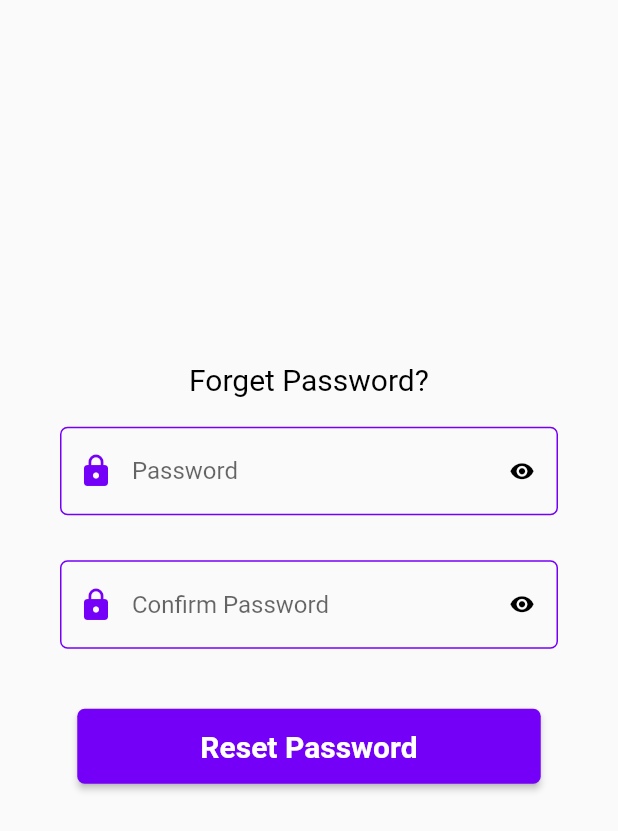
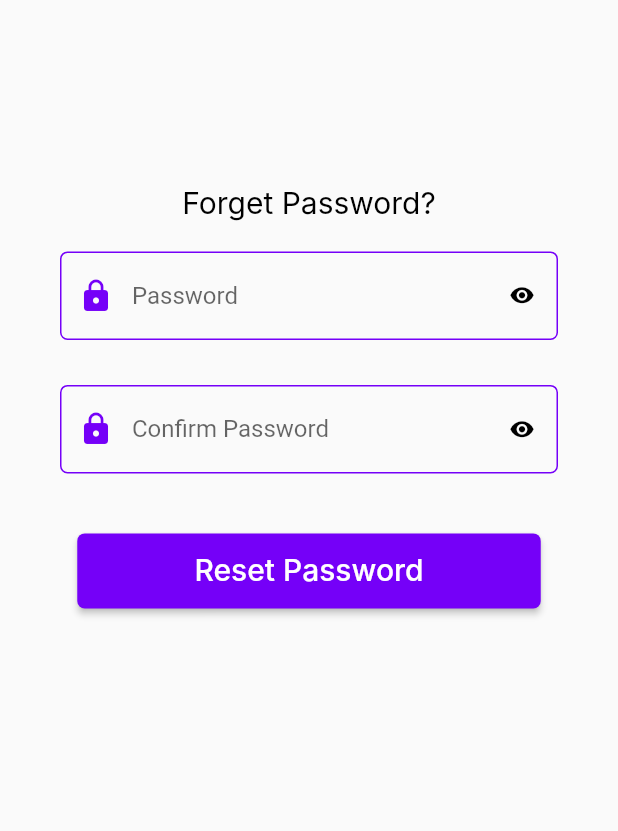
Before and after one commit to khuramShabbir/sawari_app, a Flutter app: the ForgetPass screen opened directly, after a tap on "Submit", on a phone screen of 412 x 824 dp. Shown: the top 831 px of the screen. Run offline on Flutter 3.47's test engine with Material 2 defaults, Android fonts, the phone set to English and light mode, and no system bars; our stand-ins replace firebase_auth, firebase_core, get, otp_text_field; missing offline and left inert: fl_country_code_picker, simple_gesture_detector; accounts and stored records are empty; network calls fail; Roboto replaces fonts that are missing (Inter).

Commit message:
code optimization

```diff
--- a/lib/Controllers/app_controller.dart
+++ b/lib/Controllers/app_controller.dart
@@ -37,7 +37,11 @@ class AppTextStyle {
     color: AppTextColors.secondaryColor,
     fontFamily: 'Inter',
   );
-
+  static TextStyle blacktext20 = TextStyle(
+    fontSize: 20,
+    color: AppTextColors.secondaryColor,
+    fontFamily: 'Inter',
+  );
   static TextStyle headerStylePrimaryText24 = TextStyle(
     fontSize: 24,
     color: AppTextColors.primaryColor,
@@ -51,8 +55,10 @@ class AppTextStyle {
 }
 
 class AppText {
-  static String inboxText = "No messages right now. Book or offer a ride to\ncontact someone.";
-  static String yourTipsLargeText = "Your future travel plans\nwill appear here.";
+  static String inboxText =
+      "No messages right now. Book or offer a ride to\ncontact someone.";
+  static String yourTipsLargeText =
+      "Your future travel plans\nwill appear here.";
   static String yourTipsgreyText =
       "Find the perfect ride from thousands of\ndestinations, or publish to share your travel costs.";
 }
--- a/lib/moiz_bhai_Screens/booking_form_screen.dart
+++ b/lib/Screens/booking_form_screen.dart
@@ -1,8 +1,7 @@
 import 'package:flutter/material.dart';
 import 'package:get/get.dart';
 import 'package:sawari_app/Controllers/app_controller.dart';
-
-import 'search_location.dart';
+import 'package:sawari_app/Screens/search_location.dart';
 
 class BookingForm extends StatelessWidget {
   const BookingForm({Key? key}) : super(key: key);
--- a/lib/moiz_bhai_Screens/confirm_password.dart
+++ b/lib/Screens/confirm_password.dart
@@ -2,11 +2,19 @@ import 'package:flutter/material.dart';
 import 'package:get/get.dart';
 
 import '../Controllers/app_controller.dart';
-import '../Screens/mainScreen.dart';
+import 'mainScreen.dart';
 
-class ConfirmPass extends StatelessWidget {
+class ConfirmPass extends StatefulWidget {
   const ConfirmPass({Key? key}) : super(key: key);
 
+  @override
+  State<ConfirmPass> createState() => _ConfirmPassState();
+}
+
+bool showpassword = true;
+bool showConfirmpassword = true;
+
+class _ConfirmPassState extends State<ConfirmPass> {
   @override
   Widget build(BuildContext context) {
     return SafeArea(
@@ -14,15 +22,14 @@ class ConfirmPass extends StatelessWidget {
         resizeToAvoidBottomInset: false,
         body: Center(
           child: Column(
-            mainAxisAlignment: MainAxisAlignment.center,
+            mainAxisAlignment: MainAxisAlignment.start,
             children: [
-              const Text(
+              SizedBox(
+                height: Get.height * 0.15,
+              ),
+              Text(
                 'Forget Password?',
-                style: TextStyle(
-                  fontSize: 20,
-                  color: Colors.black,
-                  fontWeight: FontWeight.w400,
-                ),
+                style: AppTextStyle.blacktext20,
               ),
               const SizedBox(
                 height: 10,
@@ -31,6 +38,7 @@ class ConfirmPass extends StatelessWidget {
                 padding:
                     const EdgeInsets.symmetric(horizontal: 40, vertical: 10),
                 child: TextFormField(
+                  obscureText: showpassword,
                   decoration: InputDecoration(
                     enabledBorder: OutlineInputBorder(
                       borderRadius: BorderRadius.circular(5.0),
@@ -44,10 +52,16 @@ class ConfirmPass extends StatelessWidget {
                       color: AppTextColors.primaryColor,
                     ),
                     suffixIcon: IconButton(
-                      icon: const Icon(
+                      icon: InkWell(
+                        onTap: () {
+                          showpassword = !showpassword;
+                          setState(() {});
+                        },
+                        child: const Icon(
                           Icons.visibility,
                           color: Colors.black,
                           size: 17,
+                        ),
                       ),
                       onPressed: () {
                         // Handle visibility toggle
@@ -71,6 +85,7 @@ class ConfirmPass extends StatelessWidget {
                 padding:
                     const EdgeInsets.symmetric(horizontal: 40, vertical: 20),
                 child: TextFormField(
+                  obscureText: showConfirmpassword,
                   decoration: InputDecoration(
                     enabledBorder: OutlineInputBorder(
                       borderRadius: BorderRadius.circular(5.0),
@@ -84,10 +99,16 @@ class ConfirmPass extends StatelessWidget {
                       color: AppTextColors.primaryColor,
                     ),
                     suffixIcon: IconButton(
-                      icon: const Icon(
+                      icon: InkWell(
+                        onTap: () {
+                          showConfirmpassword = !showConfirmpassword;
+                          setState(() {});
+                        },
+                        child: const Icon(
                           Icons.visibility,
                           color: Colors.black,
                           size: 17,
+                        ),
                       ),
                       onPressed: () {
                         // Handle visibility toggle
@@ -126,17 +147,11 @@ class ConfirmPass extends StatelessWidget {
                   ),
                   minimumSize: Size(Get.width * 0.75, 50),
                 ),
-                child: const Text(
+                child: Text(
                   'Reset Password',
-                  style: TextStyle(
-                    fontSize: 20,
-                    fontWeight: FontWeight.w600,
-                    color: Colors.white,
+                  style: AppTextStyle.blacktext20.copyWith(
+                      fontWeight: FontWeight.w500, color: Colors.white),
                 ),
-                ),
-              ),
-              const SizedBox(
-                height: 60,
               ),
             ],
           ),
--- a/lib/Screens/drop_of_location.dart
+++ b/lib/Screens/drop_of_location.dart
@@ -16,7 +16,7 @@ class DropOfLocationScreen extends StatelessWidget {
         backgroundColor: Colors.white,
         resizeToAvoidBottomInset: false,
         body: Padding(
-          padding: const EdgeInsets.all(35.0),
+          padding: const EdgeInsets.symmetric(horizontal: 30.0, vertical: 20),
           child: Column(
             crossAxisAlignment: CrossAxisAlignment.start,
             children: [
@@ -60,9 +60,9 @@ class DropOfLocationScreen extends StatelessWidget {
                       Icons.gps_fixed,
                     ),
                   ),
-                  const Text(
+                  Text(
                     'Use current location',
-                    style: TextStyle(fontWeight: FontWeight.w400, fontSize: 12),
+                    style: AppTextStyle.blacktext12,
                   ),
                   const Padding(
                     padding: EdgeInsets.only(
--- a/lib/Screens/final_request_submitted.dart
+++ b/lib/Screens/final_request_submitted.dart
@@ -47,7 +47,7 @@ class FinalRequestSubmitScreen extends StatelessWidget {
                   alignment: Alignment.bottomRight,
                   child: InkWell(
                       onTap: () {
-                        Get.to(MainScreen());
+                        Get.offAll(MainScreen());
                       },
                       child: const ForwardArrow()),
                 )
--- a/lib/moiz_bhai_Screens/forget_pssword_screen.dart
+++ b/lib/Screens/forget_pssword_screen.dart
@@ -13,12 +13,11 @@ class ForgetPass extends StatelessWidget {
         child: Scaffold(
       resizeToAvoidBottomInset: false,
       body: Center(
-        child: Column(mainAxisAlignment: MainAxisAlignment.center, children: [
-          const Text('Forget Password?',
-              style: TextStyle(
-                fontWeight: FontWeight.w400,
-                fontSize: 20,
-              )),
+        child: Column(mainAxisAlignment: MainAxisAlignment.start, children: [
+          SizedBox(
+            height: Get.height * 0.15,
+          ),
+          Text('Forget Password?', style: AppTextStyle.blacktext20),
           const SizedBox(
             height: 30,
           ),
@@ -38,12 +37,9 @@ class ForgetPass extends StatelessWidget {
                     ),
                     borderRadius: BorderRadius.circular(4.0),
                   ),
-                  child: const Text(
+                  child: Text(
                     '+92',
-                    style: TextStyle(
-                      fontWeight: FontWeight.w700,
-                      fontSize: 20,
-                    ),
+                    style: AppTextStyle.blacktext20,
                   ),
                 ),
                 Expanded(
@@ -91,14 +87,11 @@ class ForgetPass extends StatelessWidget {
                 shape: RoundedRectangleBorder(
                   borderRadius: BorderRadius.circular(5),
                 ),
-                minimumSize: Size(Get.width * 0.7, 50),
+                minimumSize: Size(Get.width * 0.8, 50),
               ),
-              child: const Text('Submit',
-                  style: TextStyle(
-                    fontSize: 20,
-                    fontWeight: FontWeight.w600,
-                    color: Colors.white,
-                  ))),
+              child: Text('Submit',
+                  style: AppTextStyle.blacktext20.copyWith(
+                      color: Colors.white, fontWeight: FontWeight.w600))),
         ]),
       ),
     ));
--- a/lib/Screens/mainScreen.dart
+++ b/lib/Screens/mainScreen.dart
@@ -3,7 +3,7 @@ import 'package:sawari_app/Controllers/app_controller.dart';
 import 'package:sawari_app/Screens/empty_inbox_Screen.dart';
 import 'package:sawari_app/Screens/profil_screen.dart';
 
-import '../moiz_bhai_Screens/booking_form_screen.dart';
+import 'booking_form_screen.dart';
 import 'inboxScreen.dart';
 import 'your_tips_screen.dart';
 
--- a/lib/Screens/splash_screen.dart
+++ b/lib/Screens/splash_screen.dart
@@ -3,7 +3,7 @@ import 'dart:async';
 import 'package:flutter/material.dart';
 
 import '../Controllers/app_controller.dart';
-import '../moiz_bhai_Screens/choose_login_signup.dart';
+import 'choose_login_signup.dart';
 
 class SplashScreen extends StatefulWidget {
   const SplashScreen({super.key});
```
Also changed, not shown: lib/Screens/calender_screen.dart (+2 -5 lines), lib/Screens/choose_login_signup.dart (renamed from lib/moiz_bhai_Screens/choose_login_signup.dart, +11 -18 lines), lib/Screens/code_verify_screen.dart (renamed from lib/moiz_bhai_Screens/code_verify_screen.dart, +10 -17 lines), lib/Screens/login_screen.dart (renamed from lib/moiz_bhai_Screens/login_screen.dart, +4 -3 lines), lib/Screens/map_screen.dart (+7 -5 lines), lib/Screens/pick_up_location_screen.dart (+8 -8 lines), lib/Screens/search_location.dart (renamed from lib/moiz_bhai_Screens/search_location.dart, +6 -5 lines), lib/Screens/sign_up_screen.dart (renamed from lib/moiz_bhai_Screens/sign_up_screen.dart, +20 -27 lines), lib/Screens/search_drop_down.dart (renamed from lib/moiz_bhai_Screens/search_drop_down.dart). Lines whose indentation alone changed are shown as unchanged.
